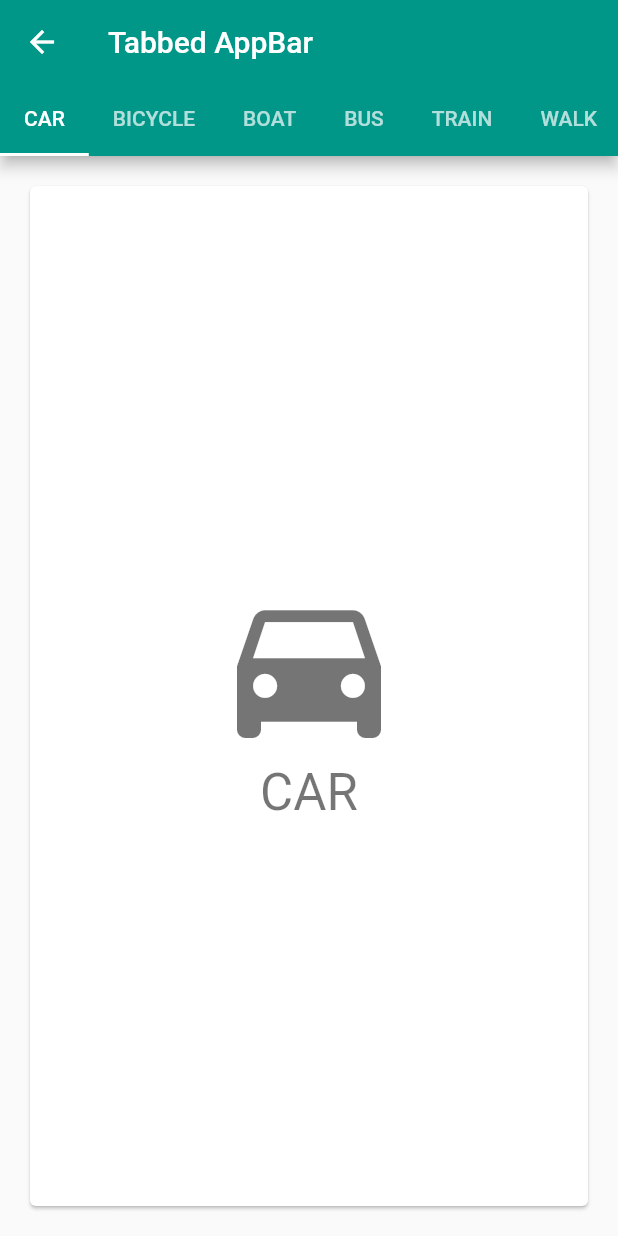
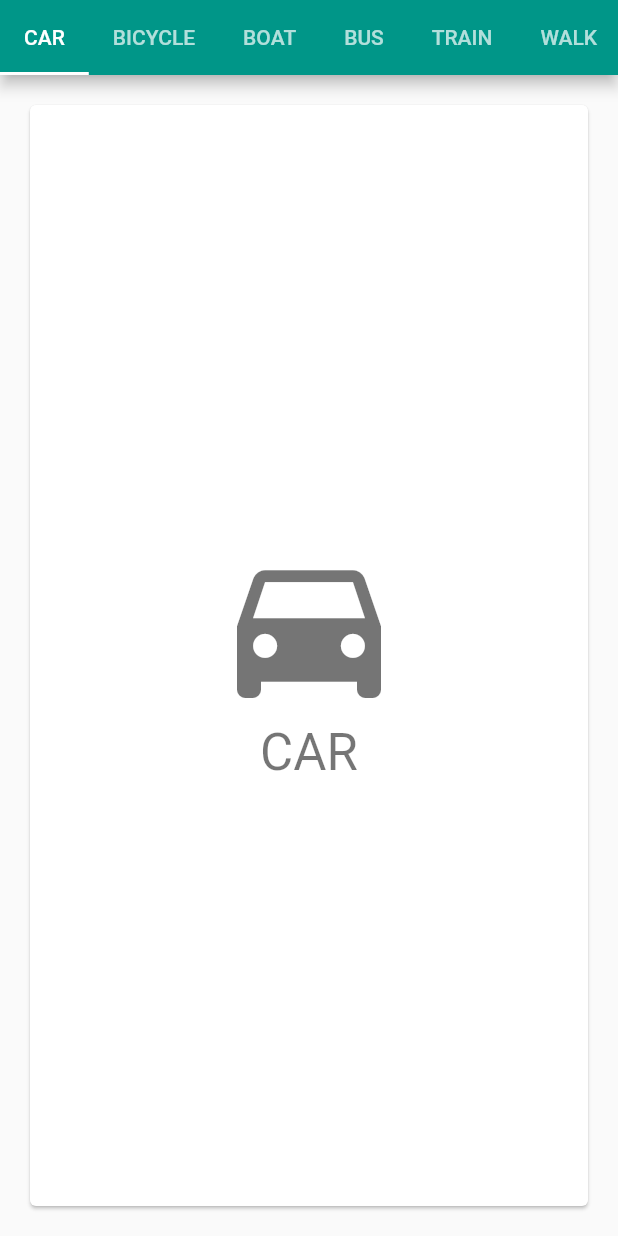
Before and after one commit to xunuo0x/flutter_github, a Flutter app: the TabbarPage screen opened directly, on a phone screen of 412 x 824 dp. Run offline on Flutter 3.47's test engine with Material 2 defaults, Android fonts, the phone set to English and light mode, and no system bars; network calls fail.

Commit message:
add 顶部 tapbar

```diff
--- a/lib/main.dart
+++ b/lib/main.dart
@@ -14,100 +14,6 @@ class TabbedAppBarSample extends StatelessWidget {
   }
 }
 
-class TabbarPage extends StatefulWidget {
-  @override
-  _TabbarPageState createState() => new _TabbarPageState();
-}
-
-class _TabbarPageState extends State<TabbarPage> with SingleTickerProviderStateMixin {
-  TabController _tabController;
-
-  @override
-  void initState() {
-    super.initState();
-    print('initState');
-    _tabController = new TabController(
-      vsync: this,     //动画效果的异步处理，默认格式，背下来即可
-      length: choices.length      //需要控制的Tab页数量
-    );
-  }
-  //当整个页面dispose时，记得把控制器也dispose掉，释放内存
-  @override
-  void dispose() {
-    _tabController .dispose();
-    print('dispose');
-    super.dispose();
-  }
-
-  @override
-  Widget build(BuildContext context) {
-    return new Scaffold(
-      appBar: AppBar(
-        title: const Text('Tabbed AppBar'),
-        bottom: TabBar(
-          indicatorColor: Colors.white,
-          controller: _tabController,
-          isScrollable: true,
-          tabs: choices.map((Choice choice) {
-            return Tab(
-              text: choice.title,
-            );
-          }).toList(),
-        ),
-      ),
-      body: TabBarView(
-        controller: _tabController,
-        children: choices.map((Choice choice) {
-          return Padding(
-            padding: const EdgeInsets.all(16.0),
-            child: ChoiceCard(choice: choice),
-          );
-        }).toList(),
-      ),
-    );
-  }
-}
-
-class Choice {
-  const Choice({this.title, this.icon});
-
-  final String title;
-  final IconData icon;
-}
-
-const List<Choice> choices = const <Choice>[
-  const Choice(title: 'CAR', icon: Icons.directions_car),
-  const Choice(title: 'BICYCLE', icon: Icons.directions_bike),
-  const Choice(title: 'BOAT', icon: Icons.directions_boat),
-  const Choice(title: 'BUS', icon: Icons.directions_bus),
-  const Choice(title: 'TRAIN', icon: Icons.directions_railway),
-  const Choice(title: 'WALK', icon: Icons.directions_walk),
-];
-
-class ChoiceCard extends StatelessWidget {
-  const ChoiceCard({Key key, this.choice}) : super(key: key);
-
-  final Choice choice;
-
-  @override
-  Widget build(BuildContext context) {
-    final TextStyle textStyle = Theme.of(context).textTheme.display1;
-    return Card(
-      color: Colors.white,
-      child: Center(
-        child: Column(
-          mainAxisSize: MainAxisSize.min,
-          crossAxisAlignment: CrossAxisAlignment.center,
-          children: <Widget>[
-            Icon(choice.icon, size: 128.0, color: textStyle.color),
-            Text(choice.title, style: textStyle),
-          ],
-        ),
-      ),
-    );
-  }
-}
-
 void main() {
   runApp(TabbedAppBarSample());
 }
--- /dev/null
+++ b/lib/pages/tabbarpage.dart
@@ -0,0 +1,97 @@
+import 'package:flutter/material.dart';
+
+class TabbarPage extends StatefulWidget {
+  @override
+  _TabbarPageState createState() => new _TabbarPageState();
+}
+
+class _TabbarPageState extends State<TabbarPage> with SingleTickerProviderStateMixin {
+  TabController _tabController;
+
+  @override
+  void initState() {
+    super.initState();
+    print('initState');
+    _tabController = new TabController(
+      vsync: this,     //动画效果的异步处理，默认格式，背下来即可
+      length: choices.length      //需要控制的Tab页数量
+    );
+  }
+  //当整个页面dispose时，记得把控制器也dispose掉，释放内存
+  @override
+  void dispose() {
+    _tabController .dispose();
+    print('dispose');
+    super.dispose();
+  }
+
+  @override
+  Widget build(BuildContext context) {
+    return new Scaffold(
+      appBar: PreferredSize(
+        preferredSize: Size.fromHeight(50.0),
+        child: AppBar(
+            bottom: TabBar(
+            indicatorColor: Colors.white,
+            controller: _tabController,
+            isScrollable: true,
+            tabs: choices.map((Choice choice) {
+              return Tab(
+                text: choice.title,
+              );
+            }).toList(),
+          ),
+        ),
+      ),
+      body: TabBarView(
+        controller: _tabController,
+        children: choices.map((Choice choice) {
+          return Padding(
+            padding: const EdgeInsets.all(16.0),
+            child: ChoiceCard(choice: choice),
+          );
+        }).toList(),
+      ),
+    );
+  }
+}
+
+class Choice {
+  const Choice({this.title, this.icon});
+
+  final String title;
+  final IconData icon;
+}
+
+const List<Choice> choices = const <Choice>[
+  const Choice(title: 'CAR', icon: Icons.directions_car),
+  const Choice(title: 'BICYCLE', icon: Icons.directions_bike),
+  const Choice(title: 'BOAT', icon: Icons.directions_boat),
+  const Choice(title: 'BUS', icon: Icons.directions_bus),
+  const Choice(title: 'TRAIN', icon: Icons.directions_railway),
+  const Choice(title: 'WALK', icon: Icons.directions_walk),
+];
+
+class ChoiceCard extends StatelessWidget {
+  const ChoiceCard({Key key, this.choice}) : super(key: key);
+
+  final Choice choice;
+
+  @override
+  Widget build(BuildContext context) {
+    final TextStyle textStyle = Theme.of(context).textTheme.display1;
+    return Card(
+      color: Colors.white,
+      child: Center(
+        child: Column(
+          mainAxisSize: MainAxisSize.min,
+          crossAxisAlignment: CrossAxisAlignment.center,
+          children: <Widget>[
+            Icon(choice.icon, size: 128.0, color: textStyle.color),
+            Text(choice.title, style: textStyle),
+          ],
+        ),
+      ),
+    );
+  }
+}
```
Also changed, not shown: lib/pages/homepage.dart (+21 -2 lines).
